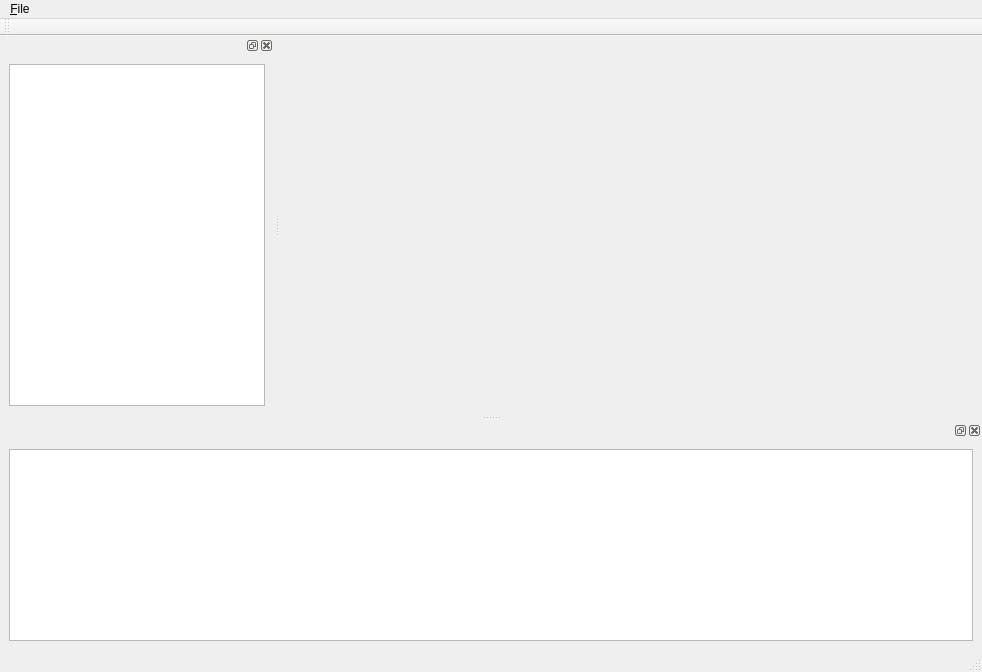
Qt form MRIMainWindow.ui (vishalkumar2222/MRIAnalyzer) before a commit.
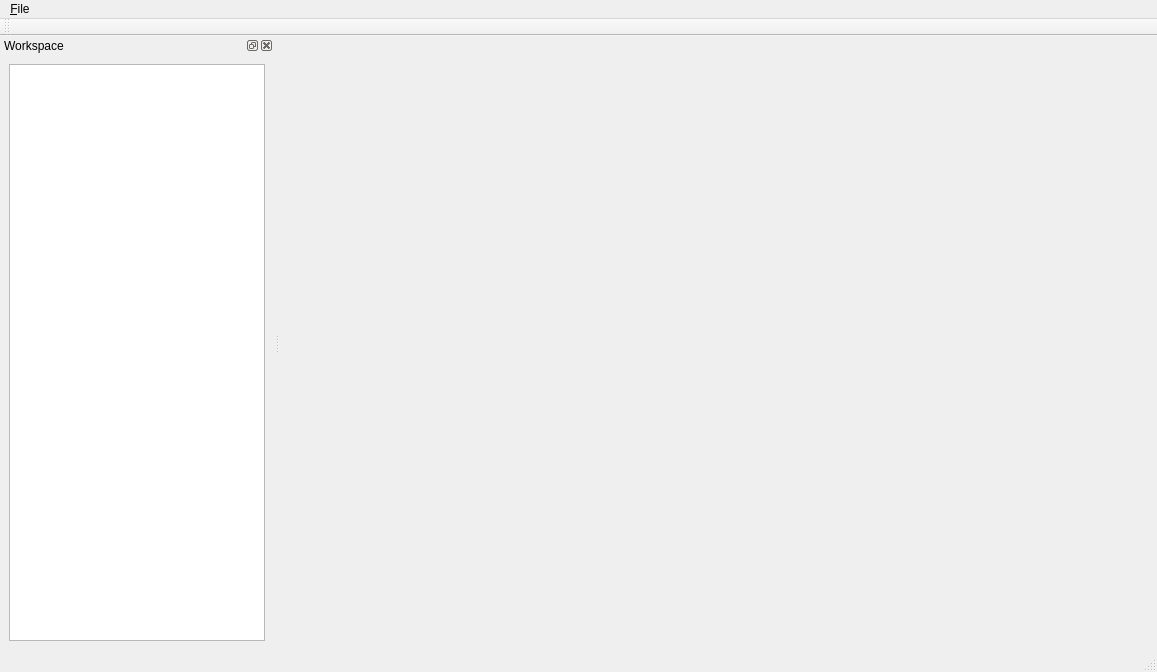
The same form after that commit.

Diff of the .ui file:
```diff
--- a/MRIMainWindow.ui
+++ b/MRIMainWindow.ui
@@ -6,7 +6,7 @@
    <rect>
     <x>0</x>
     <y>0</y>
-    <width>982</width>
+    <width>1157</width>
     <height>672</height>
    </rect>
   </property>
@@ -14,14 +14,24 @@
    <string>MainWindow</string>
   </property>
   <widget class="QWidget" name="centralwidget">
-   <layout class="QVBoxLayout" name="verticalLayout_2"/>
+   <property name="sizePolicy">
+    <sizepolicy hsizetype="Preferred" vsizetype="Preferred">
+     <horstretch>1</horstretch>
+     <verstretch>1</verstretch>
+    </sizepolicy>
+   </property>
+   <layout class="QVBoxLayout" name="verticalLayout_2">
+    <item>
+     <layout class="QGridLayout" name="gridLayout"/>
+    </item>
+   </layout>
   </widget>
   <widget class="QMenuBar" name="menubar">
    <property name="geometry">
     <rect>
      <x>0</x>
      <y>0</y>
-     <width>982</width>
+     <width>1157</width>
      <height>25</height>
     </rect>
    </property>
@@ -51,30 +61,6 @@
    <addaction name="menu_File"/>
   </widget>
   <widget class="QStatusBar" name="statusbar"/>
-  <widget class="QDockWidget" name="dockWidget_console">
-   <attribute name="dockWidgetArea">
-    <number>8</number>
-   </attribute>
-   <widget class="QWidget" name="dockWidgetContents_2">
-    <layout class="QVBoxLayout" name="verticalLayout">
-     <item>
-      <widget class="QTextEdit" name="textEdit_console"/>
-     </item>
-    </layout>
-   </widget>
-  </widget>
-  <widget class="QDockWidget" name="dockWidget">
-   <attribute name="dockWidgetArea">
-    <number>1</number>
-   </attribute>
-   <widget class="QWidget" name="dockWidgetContents">
-    <layout class="QHBoxLayout" name="horizontalLayout">
-     <item>
-      <widget class="QTreeView" name="treeView_project"/>
-     </item>
-    </layout>
-   </widget>
-  </widget>
   <widget class="QToolBar" name="toolBar">
    <property name="windowTitle">
     <string>toolBar</string>
@@ -86,46 +72,21 @@
     <bool>false</bool>
    </attribute>
   </widget>
-  <action name="actionNew">
-   <property name="text">
-    <string>&amp;New</string>
+  <widget class="QDockWidget" name="dockWidget">
+   <property name="windowTitle">
+    <string>Workspace</string>
    </property>
-  </action>
-  <action name="action_Open">
-   <property name="text">
-    <string>&amp;Open</string>
-   </property>
-  </action>
-  <action name="action_Close">
-   <property name="text">
-    <string>&amp;Close</string>
-   </property>
-  </action>
-  <action name="action_Mesh_File_vtk">
-   <property name="text">
-    <string>&amp;Mesh File(*.vtk)</string>
-   </property>
-  </action>
-  <action name="action_Image_Stack_nrrd">
-   <property name="text">
-    <string>&amp;Image Stack(*.nrrd)</string>
-   </property>
-  </action>
-  <action name="actionExport">
-   <property name="text">
-    <string>&amp;Export</string>
-   </property>
-  </action>
-  <action name="action_Save">
-   <property name="text">
-    <string>&amp;Save</string>
-   </property>
-  </action>
-  <action name="action_Save_As">
-   <property name="text">
-    <string>&amp;Save As</string>
-   </property>
-  </action>
+   <attribute name="dockWidgetArea">
+    <number>1</number>
+   </attribute>
+   <widget class="QWidget" name="dockWidgetContents">
+    <layout class="QHBoxLayout" name="horizontalLayout">
+     <item>
+      <widget class="QTreeView" name="treeView_project"/>
+     </item>
+    </layout>
+   </widget>
+  </widget>
   <action name="action_Exit">
    <property name="text">
     <string>&amp;Exit</string>
```
Left out of the diff: 25 changed lines with no effect on the pictures.
